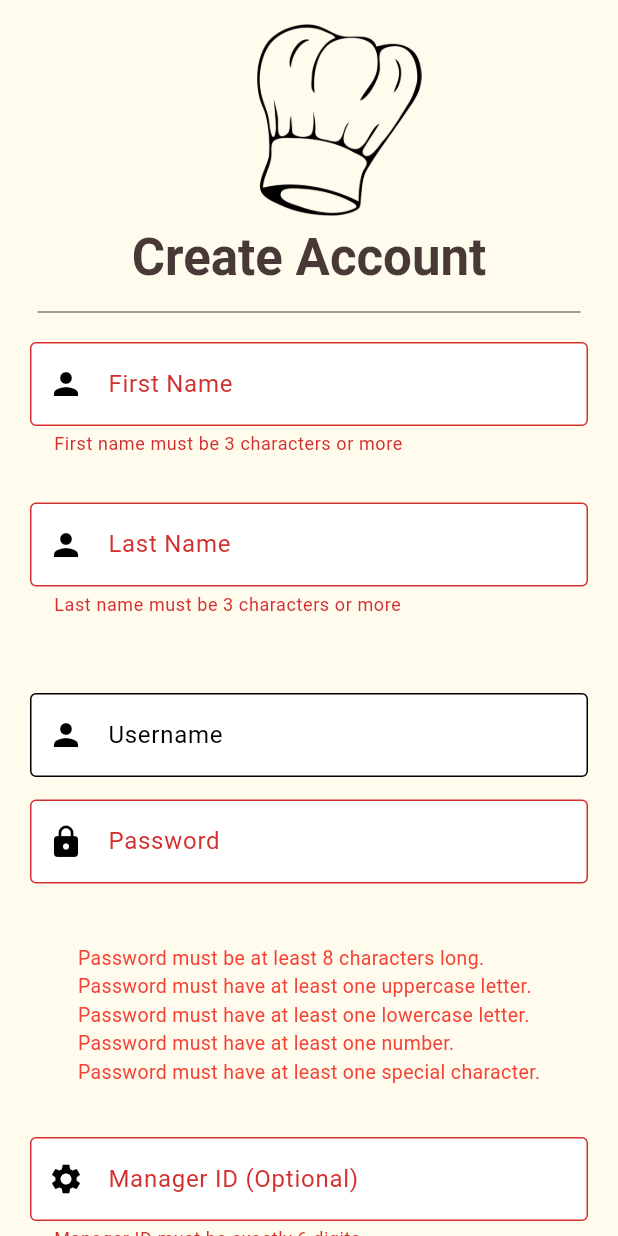
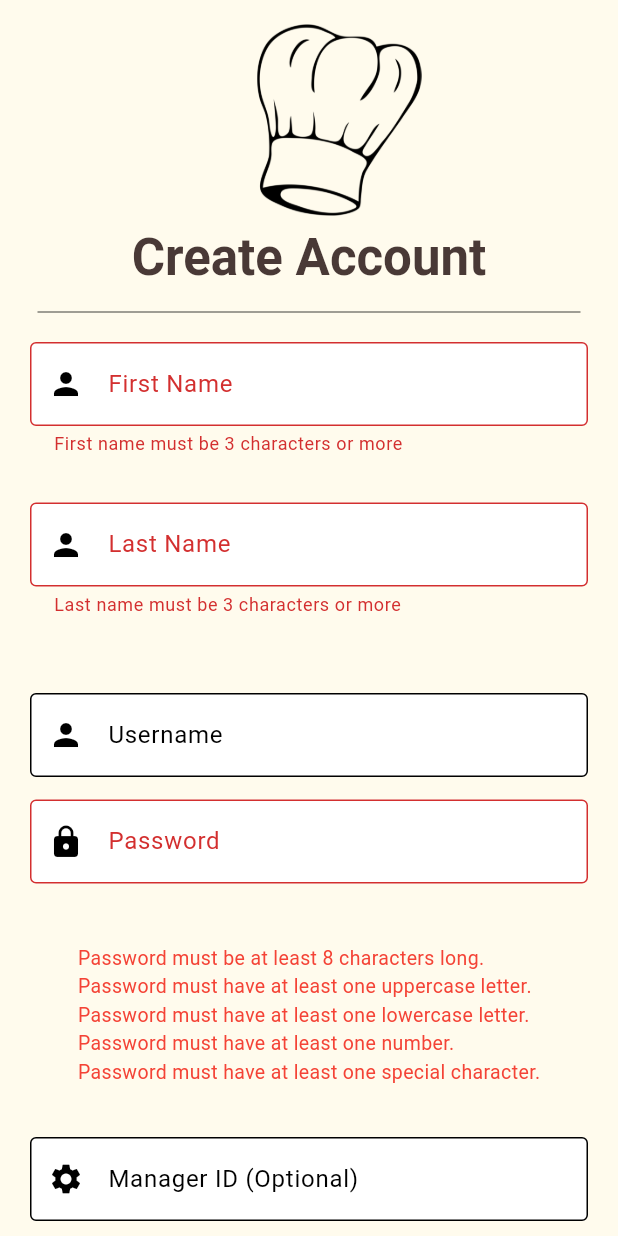
Before and after one commit to westalley17/BakeryManager_Mobile, a Flutter app: the RegisterPage screen opened directly, after a tap on "Register", on a phone screen of 412 x 824 dp. Run offline on Flutter 3.47's test engine with Material 3 defaults, Android fonts, the phone set to English and light mode, and no system bars; our stand-ins replace shared_preferences; accounts and stored records are empty; Roboto replaces fonts that are missing (BakeryManagerFont).

Commit message:
Fixed tiny bug with ManagerID errorText

```diff
--- a/BakeryManager_Mobile/bakery_manager_mobile/lib/widgets/register_page.dart
+++ b/BakeryManager_Mobile/bakery_manager_mobile/lib/widgets/register_page.dart
@@ -22,8 +22,7 @@ class _RegisterPageState extends State<RegisterPage> {
   final TextEditingController lastNameController = TextEditingController();
   // this will be an optional field that will automatically create a manager account
   // if presented with a valid manager ID
-  final TextEditingController managerIDController =
-      TextEditingController(text: "");
+  final TextEditingController managerIDController = TextEditingController();
 
   String? _errorTextFirstName; // simple length checking
   String? _errorTextLastName; // simple length checking
@@ -144,7 +143,7 @@ class _RegisterPageState extends State<RegisterPage> {
 
       if (managerID == null) return;
 
-      if (managerID.length != 6) {
+      if (managerID.isNotEmpty && managerID.length != 6) {
         _errorTextManagerID = (_errorTextManagerID ?? '') +
             "Manager ID must be exactly 6 digits.";
       }
```
